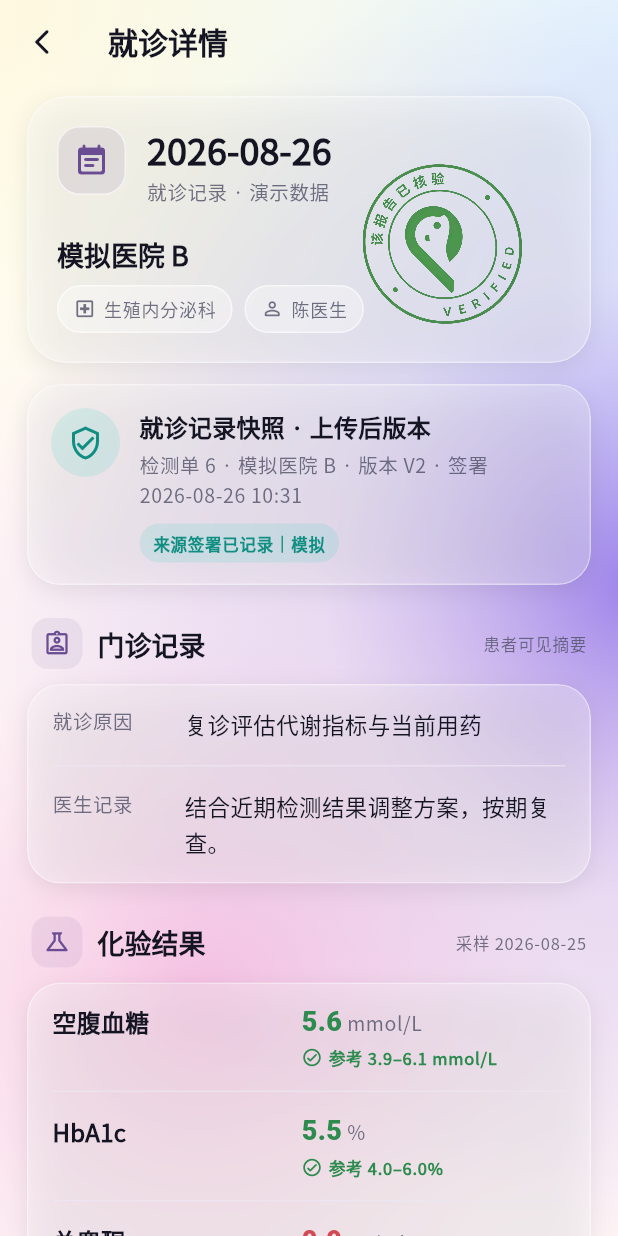
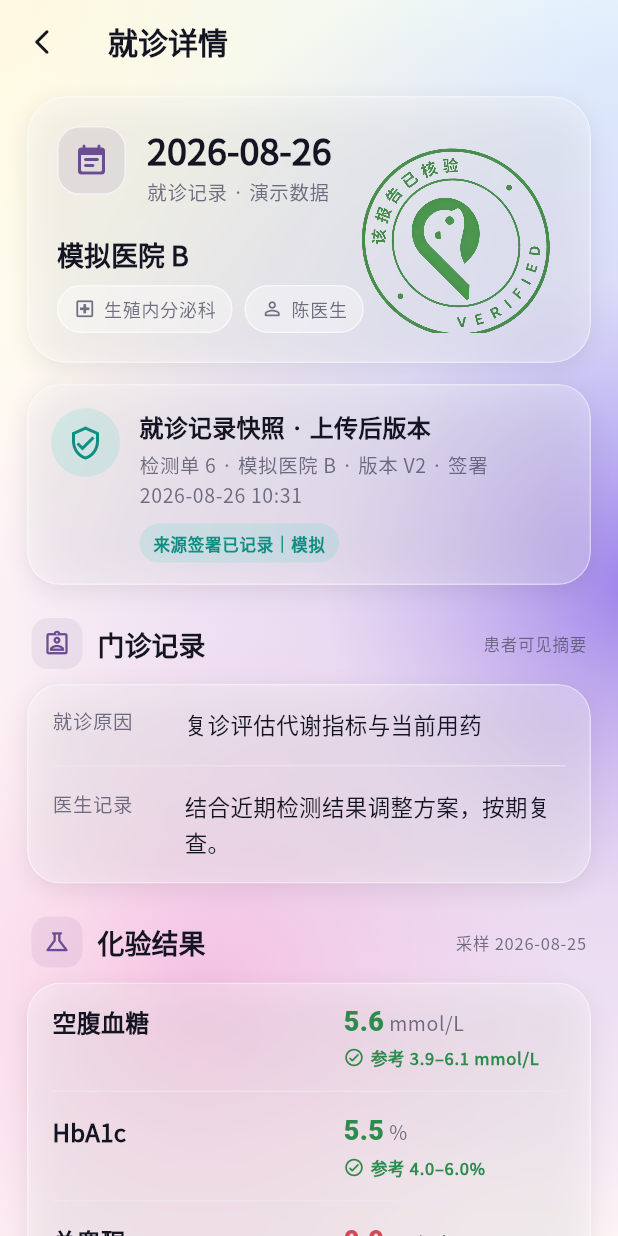
Before and after one commit to healyops-blip/PMOS-ENclaire-app, a Flutter app: the VisitRecordDetailScreen screen opened directly with sample values from the repository, on a phone screen of 412 x 824 dp. Run offline on Flutter 3.47's test engine with Material 3 defaults, Android fonts, the phone set to English and light mode, and no system bars; our stand-ins replace dio, file_picker, fl_chart, flutter_riverpod, flutter_secure_storage, flutter_svg and 4 more; accounts and stored records are empty.

Commit message:
refine(records): emphasize stamps and lab axis

```diff
--- a/lib/features/records/visit_record_detail_screen.dart
+++ b/lib/features/records/visit_record_detail_screen.dart
@@ -420,8 +420,6 @@ class _VisitHeroCard extends StatelessWidget {
 
   @override
   Widget build(BuildContext context) {
-    final isVerified =
-        visit.verificationState == VisitVerificationState.verified;
     return PomiGlassCard(
       borderRadius: 26,
       backgroundOpacity: .30,
@@ -496,10 +494,9 @@ class _VisitHeroCard extends StatelessWidget {
               ),
             ],
           ),
-          if (isVerified)
           Positioned(
-              right: 23,
-              top: 23,
+            right: 4,
+            top: 12,
             child: Semantics(
               image: true,
               label: '该报告已核验',
@@ -511,8 +508,8 @@ class _VisitHeroCard extends StatelessWidget {
                   child: Image.asset(
                     'assets/images/pomi_verified_stamp.png',
                     key: const ValueKey('pomi-verified-stamp'),
-                      width: 112,
-                      height: 112,
+                    width: 132,
+                    height: 132,
                     filterQuality: FilterQuality.high,
                   ),
                 ),
@@ -828,7 +825,7 @@ class _LabResultRow extends StatelessWidget {
             children: [
               Expanded(child: name),
               const SizedBox(width: 12),
-              SizedBox(width: 176, child: value),
+              SizedBox(width: 148, child: value),
             ],
           );
         },
```
Also changed, not shown: 1 other file. Lines whose indentation alone changed are shown as unchanged.
